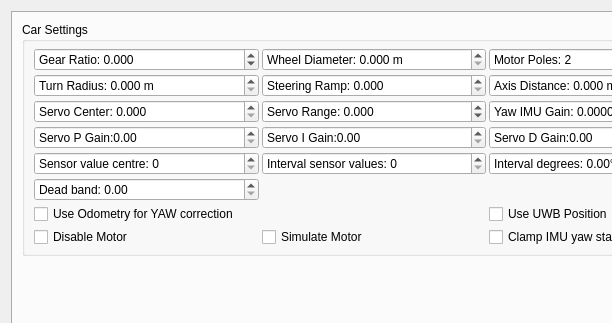
Above: Linux/RControlStation/carinterface.ui from GunnarLarssonSLU/rise_sdvp before the change; both pictures show x 0 to 612 and y 0 to 323 of the 870 by 557 pixel window. Below: the same form after it.
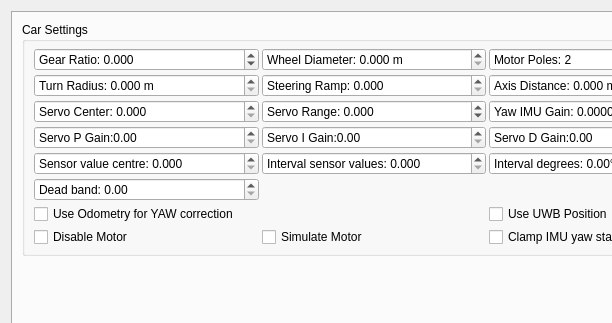
That is the form after the change. The open tabs and pages were chosen to show the change. Icons and pictures are not drawn. Custom widgets are drawn as their Qt base class.

Diff of the .ui file:
```diff
--- a/Linux/RControlStation/carinterface.ui
+++ b/Linux/RControlStation/carinterface.ui
@@ -762,7 +762,7 @@
                <string/>
               </property>
               <property name="decimals">
-               <number>0</number>
+               <number>3</number>
               </property>
               <property name="minimum">
                <double>0.000000000000000</double>
@@ -923,13 +923,13 @@
                <string/>
               </property>
               <property name="decimals">
-               <number>0</number>
+               <number>3</number>
               </property>
               <property name="minimum">
                <double>0.000000000000000</double>
               </property>
               <property name="maximum">
-               <double>1024.000000000000000</double>
+               <double>1021.000000000000000</double>
               </property>
              </widget>
             </item>
```
Left out of the diff: 2 changed lines with no effect on the pictures.
